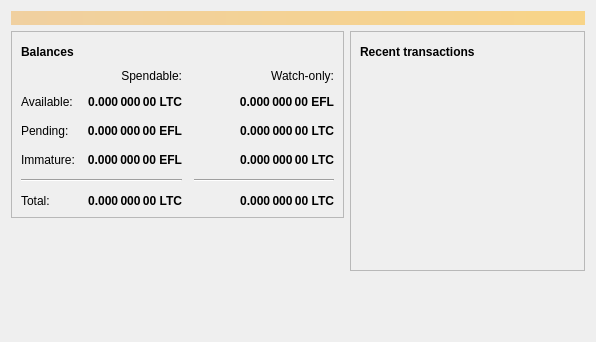
First picture: the form in src/qt/forms/overviewpage.ui, repository Electronic-Gulden-Foundation/egulden, before the edit.
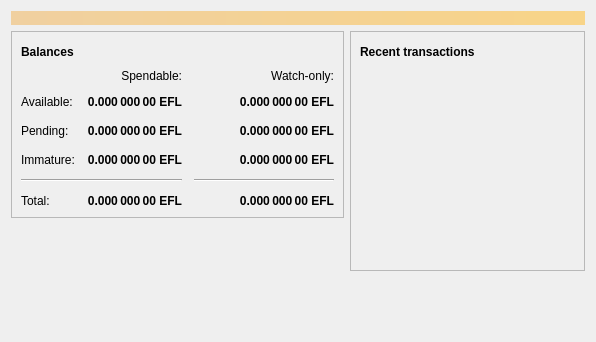
Second picture: the form after the edit. Icons and pictures are not drawn.

Diff of the .ui file:
```diff
--- a/src/qt/forms/overviewpage.ui
+++ b/src/qt/forms/overviewpage.ui
@@ -129,7 +129,7 @@
                <string>Unconfirmed transactions to watch-only addresses</string>
               </property>
               <property name="text">
-               <string notr="true">0.000 000 00 LTC</string>
+               <string notr="true">0.000 000 00 EFL</string>
               </property>
               <property name="alignment">
                <set>Qt::AlignRight|Qt::AlignTrailing|Qt::AlignVCenter</set>
@@ -179,7 +179,7 @@
                <string>Mined balance in watch-only addresses that has not yet matured</string>
               </property>
               <property name="text">
-               <string notr="true">0.000 000 00 LTC</string>
+               <string notr="true">0.000 000 00 EFL</string>
               </property>
               <property name="alignment">
                <set>Qt::AlignRight|Qt::AlignTrailing|Qt::AlignVCenter</set>
@@ -282,7 +282,7 @@
                <string>Your current total balance</string>
               </property>
               <property name="text">
-               <string notr="true">0.000 000 00 LTC</string>
+               <string notr="true">0.000 000 00 EFL</string>
               </property>
               <property name="alignment">
                <set>Qt::AlignRight|Qt::AlignTrailing|Qt::AlignVCenter</set>
@@ -307,7 +307,7 @@
                <string>Current total balance in watch-only addresses</string>
               </property>
               <property name="text">
-               <string notr="true">0.000 000 00 LTC</string>
+               <string notr="true">0.000 000 00 EFL</string>
               </property>
               <property name="alignment">
                <set>Qt::AlignRight|Qt::AlignTrailing|Qt::AlignVCenter</set>
@@ -349,7 +349,7 @@
                <string>Your current spendable balance</string>
               </property>
               <property name="text">
-               <string notr="true">0.000 000 00 LTC</string>
+               <string notr="true">0.000 000 00 EFL</string>
               </property>
               <property name="alignment">
                <set>Qt::AlignRight|Qt::AlignTrailing|Qt::AlignVCenter</set>
```
Left out of the diff: 4 changed lines with no effect on the pictures.
